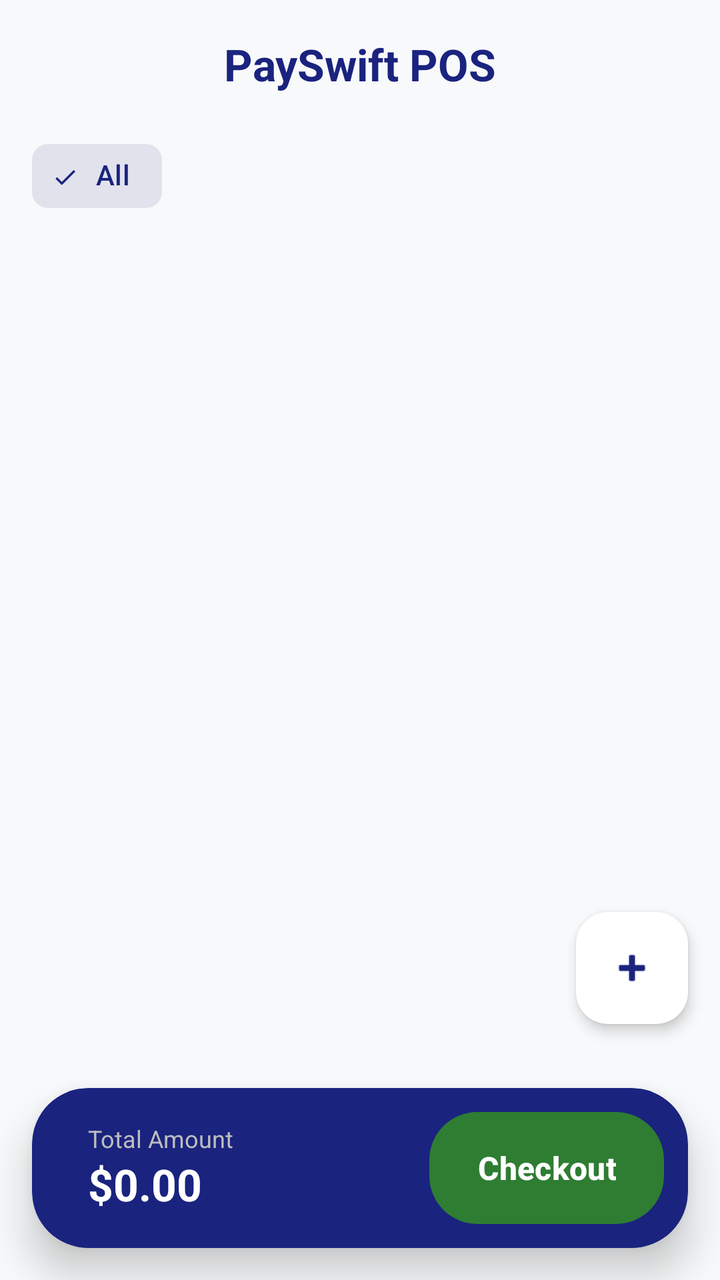
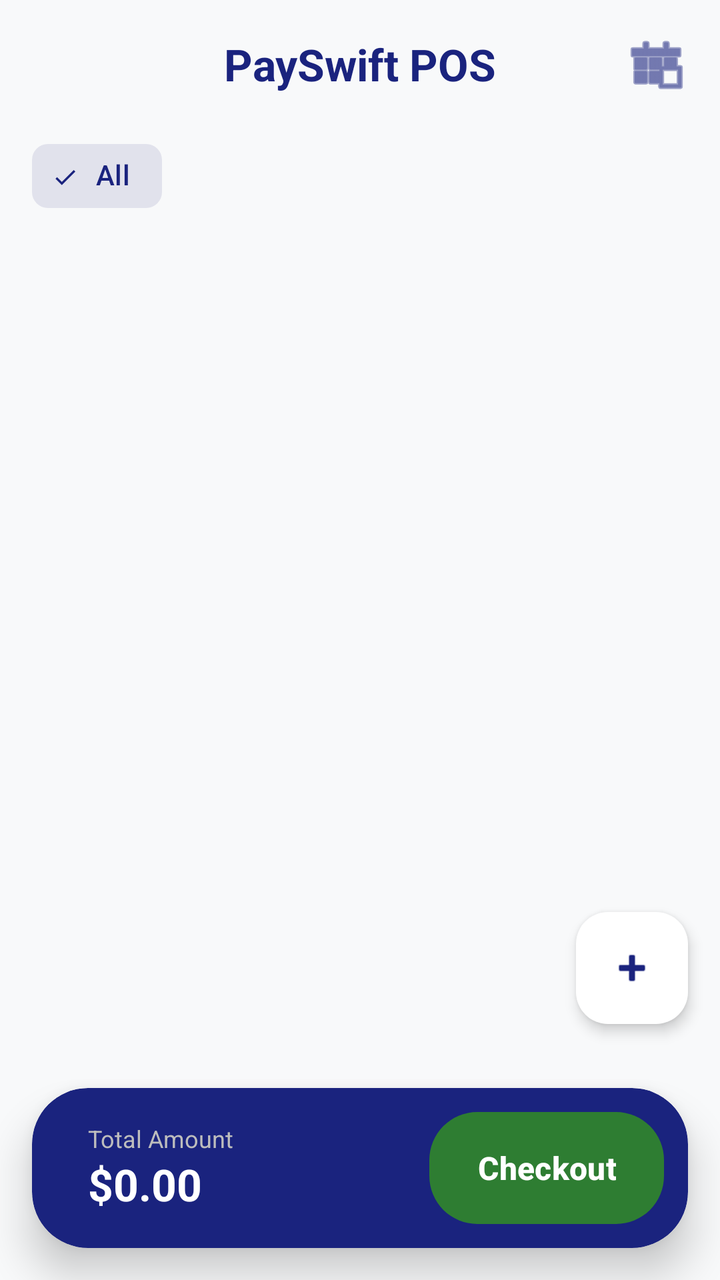

The first picture is an Android layout as it rendered before a commit; the second is the same layout after the commit. The layout source and the unified diff follow.
<!-- AndroidManifest.xml: application theme Theme.PosExpress -->
<!-- res/layout/fragment_catalog.xml -->
<?xml version="1.0" encoding="utf-8"?>
<RelativeLayout xmlns:android="http://schemas.android.com/apk/res/android"
    xmlns:app="http://schemas.android.com/apk/res-auto"
    android:id="@+id/main"
    android:layout_width="match_parent"
    android:layout_height="match_parent"
    android:background="@color/backgroundOffWhite">

    <com.google.android.material.appbar.AppBarLayout
        android:id="@+id/appBar"
        android:layout_width="match_parent"
        android:layout_height="wrap_content"
        android:background="@android:color/transparent"
        app:elevation="0dp">

        <com.google.android.material.appbar.MaterialToolbar
            android:layout_width="match_parent"
            android:layout_height="?attr/actionBarSize"
            android:background="@color/backgroundOffWhite">

            <TextView
                android:layout_width="wrap_content"
                android:layout_height="wrap_content"
                android:text="PaySwift POS"
                android:textColor="@color/primaryNavy"
                android:textSize="22sp"
                android:textStyle="bold"
                android:layout_gravity="center" />

        </com.google.android.material.appbar.MaterialToolbar>

        <HorizontalScrollView
            android:layout_width="match_parent"
            android:layout_height="wrap_content"
            android:scrollbars="none"
            android:paddingHorizontal="16dp"
            android:paddingBottom="8dp">

            <com.google.android.material.chip.ChipGroup
                android:id="@+id/chipGroupCategories"
                android:layout_width="wrap_content"
                android:layout_height="wrap_content"
                app:singleSelection="true"
                app:selectionRequired="true">

                <com.google.android.material.chip.Chip
                    android:id="@+id/chipAll"
                    style="@style/Widget.Material3.Chip.Filter"
                    android:layout_width="wrap_content"
                    android:layout_height="wrap_content"
                    android:text="All"
                    android:checked="true" />

            </com.google.android.material.chip.ChipGroup>
        </HorizontalScrollView>

    </com.google.android.material.appbar.AppBarLayout>

    <androidx.recyclerview.widget.RecyclerView
        android:id="@+id/recyclerView"
        android:layout_width="match_parent"
        android:layout_height="match_parent"
        android:layout_below="@id/appBar"
        android:paddingTop="8dp"
        android:paddingBottom="120dp"
        android:clipToPadding="false" />

    <ProgressBar
        android:id="@+id/progressBar"
        android:layout_width="wrap_content"
        android:layout_height="wrap_content"
        android:layout_centerInParent="true"
        android:visibility="gone"
        android:indeterminateTint="@color/primaryNavy" />

    
    <LinearLayout
        android:id="@+id/layoutMainEmptyState"
        android:layout_width="match_parent"
        android:layout_height="match_parent"
        android:layout_below="@id/appBar"
        android:orientation="vertical"
        android:gravity="center"
        android:padding="32dp"
        android:visibility="gone">

        <ImageView
            android:layout_width="120dp"
            android:layout_height="120dp"
            android:src="@android:drawable/ic_menu_agenda"
            app:tint="@color/surfaceVariant" />

        <TextView
            android:layout_width="wrap_content"
            android:layout_height="wrap_content"
            android:text="Catalog is Empty"
            android:textSize="20sp"
            android:textStyle="bold"
            android:textColor="@color/textPrimary"
            android:layout_marginTop="24dp" />

        <TextView
            android:layout_width="wrap_content"
            android:layout_height="wrap_content"
            android:text="Tap the '+' button to add your first product."
            android:textSize="14sp"
            android:textColor="@color/textSecondary"
            android:textAlignment="center"
            android:layout_marginTop="8dp" />

    </LinearLayout>

    
    <com.google.android.material.card.MaterialCardView
        android:id="@+id/layoutBottom"
        android:layout_width="match_parent"
        android:layout_height="wrap_content"
        android:layout_alignParentBottom="true"
        android:layout_margin="16dp"
        app:cardCornerRadius="28dp"
        app:cardElevation="12dp"
        app:strokeWidth="0dp"
        app:cardBackgroundColor="@color/primaryNavy">

        <LinearLayout
            android:layout_width="match_parent"
            android:layout_height="wrap_content"
            android:orientation="horizontal"
            android:padding="12dp"
            android:gravity="center_vertical">

            <LinearLayout
                android:layout_width="0dp"
                android:layout_height="wrap_content"
                android:layout_weight="1"
                android:layout_marginStart="16dp"
                android:orientation="vertical">

                <TextView
                    android:layout_width="wrap_content"
                    android:layout_height="wrap_content"
                    android:text="Total Amount"
                    android:textColor="#BDBDBD"
                    android:textSize="12sp" />

                <TextView
                    android:id="@+id/tvTotalAmount"
                    android:layout_width="wrap_content"
                    android:layout_height="wrap_content"
                    android:text="$0.00"
                    android:textColor="@color/white"
                    android:textSize="22sp"
                    android:textStyle="bold" />
            </LinearLayout>

            <com.google.android.material.button.MaterialButton
                android:id="@+id/btnProceedPay"
                style="@style/Widget.PaySwift.Button.Premium"
                android:layout_width="wrap_content"
                android:layout_height="56dp"
                android:text="Checkout"
                android:paddingHorizontal="24dp"
                android:textSize="16sp"
                android:textStyle="bold"
                app:cornerRadius="24dp" />
        </LinearLayout>

    </com.google.android.material.card.MaterialCardView>

    <com.google.android.material.floatingactionbutton.FloatingActionButton
        android:id="@+id/fabAddProduct"
        android:layout_width="wrap_content"
        android:layout_height="wrap_content"
        android:layout_above="@id/layoutBottom"
        android:layout_alignParentEnd="true"
        android:layout_margin="16dp"
        android:layout_marginBottom="8dp"
        android:src="@android:drawable/ic_input_add"
        app:backgroundTint="@color/white"
        app:tint="@color/primaryNavy"
        app:elevation="4dp"
        />

</RelativeLayout>
<!-- resources referenced by this layout -->
<resources>
  <color name="backgroundOffWhite">#F8F9FA</color>
  <color name="primaryNavy">#1A237E</color>
  <color name="surfaceVariant">#E1E2EC</color>
  <color name="textPrimary">#1A1C1E</color>
  <color name="textSecondary">#44474E</color>
  <color name="white">#FFFFFF</color>
  <style name="Widget.PaySwift.Button.Premium" parent="Widget.Material3.Button">
          <item name="backgroundTint">@color/successGreen</item>
          <item name="android:textColor">@color/white</item>
          <item name="shapeAppearanceOverlay">@style/ShapeAppearance.PaySwift.ExtraRounded</item>
          <item name="android:insetTop">0dp</item>
          <item name="android:insetBottom">0dp</item>
      </style>
  <style name="Theme.PosExpress" parent="Base.Theme.PosExpress" />
  <color name="successGreen">#2E7D32</color>
  <style name="ShapeAppearance.PaySwift.ExtraRounded" parent="">
          <item name="cornerSize">28dp</item>
      </style>
  <style name="Base.Theme.PosExpress" parent="Theme.Material3.DayNight.NoActionBar">
          <item name="colorPrimary">@color/primaryNavy</item>
          <item name="colorOnPrimary">@color/white</item>
          <item name="android:windowBackground">@color/backgroundOffWhite</item>
          <item name="android:statusBarColor">@color/primaryNavy</item>
          <item name="colorSecondaryContainer">@color/surfaceVariant</item>
          <item name="colorOnSecondaryContainer">@color/primaryNavy</item>
      </style>
</resources>

<!-- the commit's change to res/layout/fragment_catalog.xml (unified diff, before → after) -->
@@ -27,6 +27,17 @@
                 android:textStyle="bold"
                 android:layout_gravity="center" />
 
+            <ImageButton
+                android:id="@+id/btnDashboard"
+                android:layout_width="48dp"
+                android:layout_height="48dp"
+                android:layout_gravity="end"
+                android:layout_marginEnd="8dp"
+                android:background="?attr/selectableItemBackgroundBorderless"
+                android:src="@android:drawable/ic_menu_today"
+                app:tint="@color/primaryNavy"
+                android:contentDescription="Dashboard" />
+
         </com.google.android.material.appbar.MaterialToolbar>
 
         <HorizontalScrollView
@@ -85,12 +96,14 @@
         android:visibility="gone">
 
         <ImageView
+            android:id="@+id/ivEmptyIcon"
             android:layout_width="120dp"
             android:layout_height="120dp"
             android:src="@android:drawable/ic_menu_agenda"
             app:tint="@color/surfaceVariant" />
 
         <TextView
+            android:id="@+id/tvEmptyTitle"
             android:layout_width="wrap_content"
             android:layout_height="wrap_content"
             android:text="Catalog is Empty"
@@ -100,6 +113,7 @@
             android:layout_marginTop="24dp" />
 
         <TextView
+            android:id="@+id/tvEmptySubtitle"
             android:layout_width="wrap_content"
             android:layout_height="wrap_content"
             android:text="Tap the '+' button to add your first product."
@@ -107,6 +121,15 @@
             android:textColor="@color/textSecondary"
             android:textAlignment="center"
             android:layout_marginTop="8dp" />
+
+        <com.google.android.material.button.MaterialButton
+            android:id="@+id/btnEmptyAction"
+            style="@style/Widget.Material3.Button.TonalButton"
+            android:layout_width="wrap_content"
+            android:layout_height="wrap_content"
+            android:layout_marginTop="24dp"
+            android:text="Add Product"
+            app:cornerRadius="12dp" />
 
     </LinearLayout>
 
